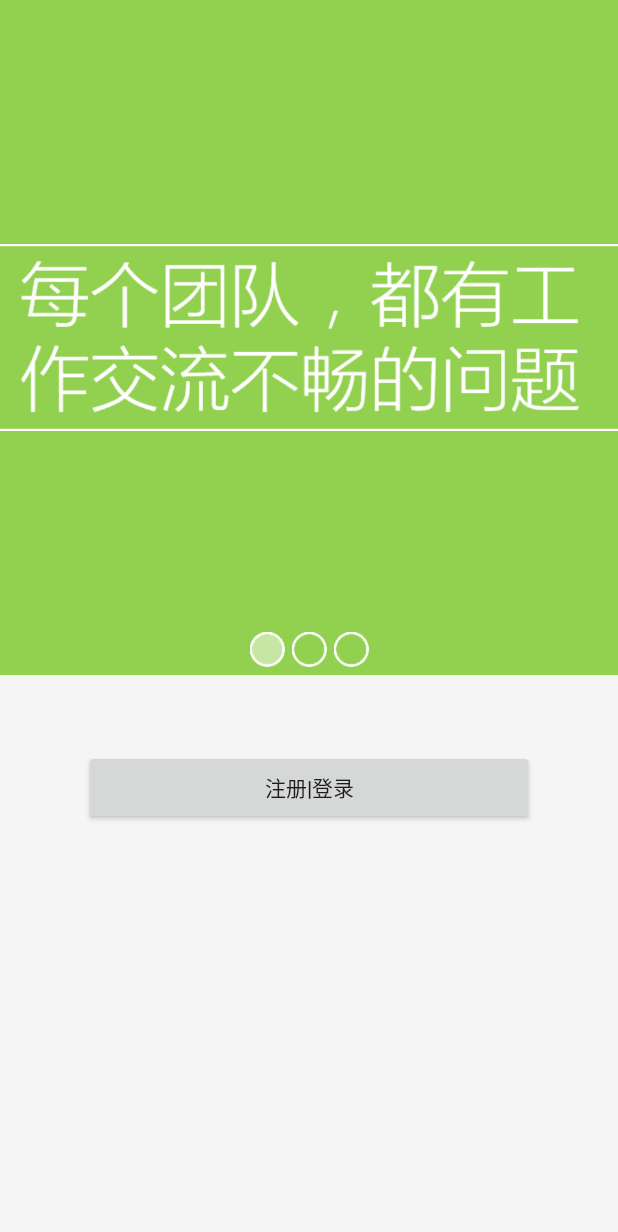
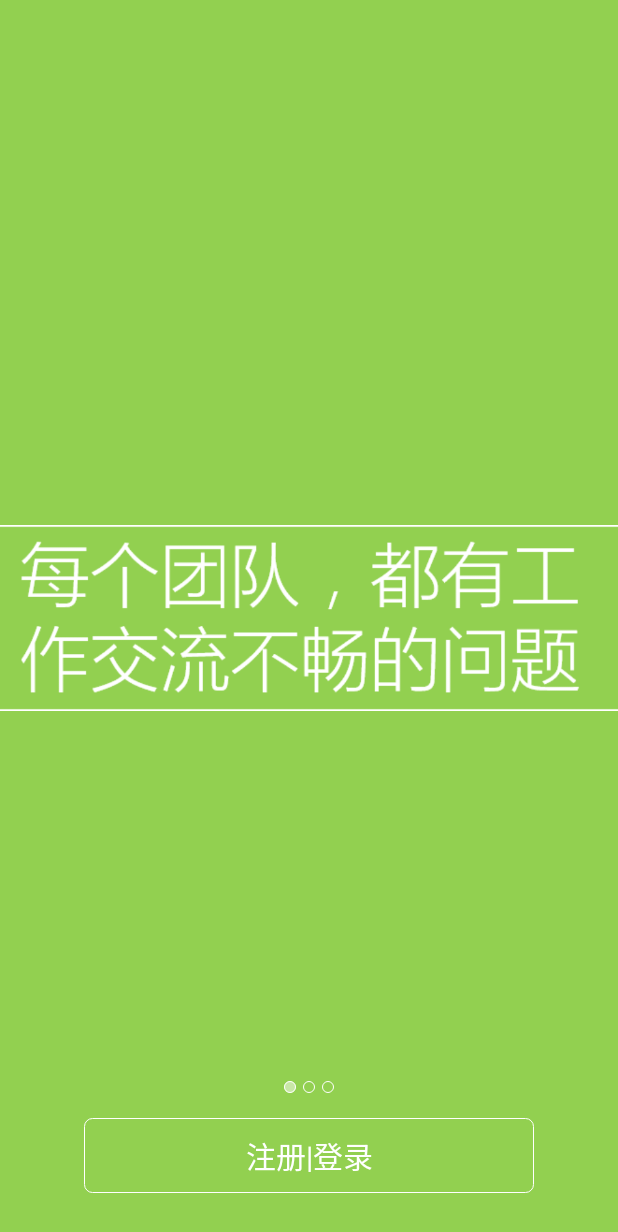
Before and after one commit to Hadesky/CACW-AndroidClient, an Android app: the screen it shows after launch (WelcomeActivity), on a phone screen of 412 x 824 dp. Shown: the top 1232 px of the screen. Run offline under Robolectric (Android 15) with nearby library versions, the phone set to English and light mode, and no system bars; 1 statement that could not run was skipped.

Commit message:
用xml代码实现了按钮样式和indicator的样式

```diff
--- a/app/src/main/java/com/hadesky/app/cacw/IndicatorView.java
+++ b/app/src/main/java/com/hadesky/app/cacw/IndicatorView.java
@@ -82,13 +82,7 @@ public class IndicatorView extends View implements ViewPager.OnPageChangeListene
             throw new RuntimeException("图标大小错误，请统一图标大小");
         mIndicatorSize = Math.max(mIndicatorEmpty.getIntrinsicWidth(), mIndicatorEmpty.getIntrinsicHeight());
 
-        //手动调整大小
-        if (mIndicatorSize > 50) {
-            mIndicatorEmpty = new BitmapDrawable(decodeBitmap.decodeSampledBitmapFromResource(getResources(), R.drawable.indicator_empty, 20, 20));
-            mIndicatorSelected = new BitmapDrawable(decodeBitmap.decodeSampledBitmapFromResource(getResources(), R.drawable.indicator_selected, 20, 20));
-            mIndicatorSize = Math.max(mIndicatorEmpty.getIntrinsicWidth(), mIndicatorEmpty.getIntrinsicHeight());
 
-        }
         mIndicatorEmpty.setBounds(0, 0, mIndicatorSize, mIndicatorSize);
         mIndicatorSelected.setBounds(0, 0, mIndicatorSize, mIndicatorSize);
     }
--- a/app/src/main/java/com/hadesky/app/cacw/MainActivity.java
+++ b/app/src/main/java/com/hadesky/app/cacw/MainActivity.java
@@ -58,7 +58,7 @@ public class MainActivity extends AppCompatActivity {
         SharedPreferences preferences = getSharedPreferences("count",MODE_PRIVATE);
         int count = preferences.getInt("count", 0);
 
-        if (count == 0) {
+        if (true) {
             Intent intent = new Intent();
             intent.setClass(getApplicationContext(), WelcomeActivity.class);
             startActivity(intent);
--- a/app/src/main/java/com/hadesky/app/cacw/WelcomeActivity.java
+++ b/app/src/main/java/com/hadesky/app/cacw/WelcomeActivity.java
@@ -7,6 +7,7 @@ import android.content.Intent;
 import android.graphics.Color;
 import android.graphics.drawable.Drawable;
 import android.os.AsyncTask;
+import android.os.Build;
 import android.support.v4.view.PagerAdapter;
 import android.support.v4.view.ViewPager;
 import android.support.v7.app.AppCompatActivity;
@@ -15,6 +16,7 @@ import android.view.Menu;
 import android.view.MenuItem;
 import android.view.View;
 import android.view.ViewGroup;
+import android.view.WindowManager;
 import android.view.animation.AlphaAnimation;
 import android.view.animation.Animation;
 import android.view.animation.AnimationSet;
@@ -38,6 +40,12 @@ public class WelcomeActivity extends AppCompatActivity {
     protected void onCreate(Bundle savedInstanceState) {
         super.onCreate(savedInstanceState);
         setContentView(R.layout.activity_welcome);
+        if(Build.VERSION.SDK_INT >= Build.VERSION_CODES.KITKAT) {
+            //透明状态栏
+            getWindow().addFlags(WindowManager.LayoutParams.FLAG_TRANSLUCENT_STATUS);
+            //透明导航栏
+            getWindow().addFlags(WindowManager.LayoutParams.FLAG_TRANSLUCENT_NAVIGATION);
+        }
 
         colorList = new ArrayList<Integer>();
         colorList.add(0xFF92D050);
@@ -61,11 +69,11 @@ public class WelcomeActivity extends AppCompatActivity {
 
             @Override
             public void onPageSelected(int position) {
-                ObjectAnimator animator1 = ObjectAnimator.ofFloat(bg, "alpha", 1f, 0.7f);
-                ObjectAnimator animator2 = ObjectAnimator.ofFloat(bg, "alpha", 0.7f, 1f);
+                ObjectAnimator animator1 = ObjectAnimator.ofFloat(bg, "alpha", 1f, 0.6f);
+                ObjectAnimator animator2 = ObjectAnimator.ofFloat(bg, "alpha", 0.6f, 1f);
                 AnimatorSet animatorSet = new AnimatorSet();
                 animatorSet.playTogether(animator1,animator2);
-                animatorSet.setDuration(2000);
+                animatorSet.setDuration(500);
                 animatorSet.start();
                 bg.setBackgroundColor(colorList.get(position));
             }
--- /dev/null
+++ b/app/src/main/res/drawable/indicator_empty.xml
@@ -0,0 +1,10 @@
+<?xml version="1.0" encoding="utf-8"?>
+<shape xmlns:android="http://schemas.android.com/apk/res/android"
+    android:shape="oval">
+    <stroke
+        android:color="@android:color/white"
+        android:width="0.5dp" />
+    <size
+        android:width="8dp"
+        android:height="8dp" />
+</shape>
--- /dev/null
+++ b/app/src/main/res/drawable/indicator_selected.xml
@@ -0,0 +1,8 @@
+<?xml version="1.0" encoding="utf-8"?>
+<shape xmlns:android="http://schemas.android.com/apk/res/android"
+    android:shape="oval">
+    <solid android:color="#7fffffff" />
+    <size
+        android:width="8dp"
+        android:height="8dp" />
+</shape>
--- /dev/null
+++ b/app/src/main/res/drawable/welcome_button.xml
@@ -0,0 +1,12 @@
+<?xml version="1.0" encoding="utf-8"?>
+<shape
+    xmlns:android="http://schemas.android.com/apk/res/android"
+    android:shape="rectangle">
+    <stroke
+        android:width="0.8dp"
+        android:color="@android:color/white" />
+    <corners android:radius="5dp" />
+    <size
+        android:width="30dp"
+        android:height="10dp" />
+</shape>
--- a/app/src/main/res/layout/activity_welcome.xml
+++ b/app/src/main/res/layout/activity_welcome.xml
@@ -1,47 +1,44 @@
-<LinearLayout
+<RelativeLayout
     xmlns:android="http://schemas.android.com/apk/res/android"
     xmlns:tools="http://schemas.android.com/tools"
     xmlns:cacw="http://schemas.android.com/apk/res-auto"
     android:layout_width="match_parent"
     android:layout_height="match_parent"
     android:orientation="vertical"
-    android:fitsSystemWindows="true"
-    android:clipToPadding="true"
     tools:context="com.hadesky.app.cacw.WelcomeActivity">
-
-    <RelativeLayout
-        android:gravity="top"
-        android:layout_width="match_parent"
-        android:layout_height="wrap_content"
-        android:layout_gravity="top">
         <View
             android:id="@+id/welcome_bg"
             android:layout_width="match_parent"
-            android:layout_height="450dp" />
+            android:layout_height="match_parent" />
         <android.support.v4.view.ViewPager
             android:layout_alignParentTop="true"
             android:id="@+id/welcome_viewpager"
             android:layout_width="match_parent"
-            android:layout_height="450dp">
+            android:layout_height="match_parent">
         </android.support.v4.view.ViewPager>
         <com.hadesky.app.cacw.IndicatorView
             android:id="@+id/welcome_indicator"
             android:layout_centerHorizontal="true"
             android:padding="5dp"
             android:layout_alignBottom="@id/welcome_viewpager"
+            android:layout_marginBottom="90dp"
             cacw:indicator_empty="@drawable/indicator_empty"
             cacw:indicator_smooth="true"
             cacw:indicator_selected="@drawable/indicator_selected"
             cacw:indicator_margin="5dp"
             android:layout_width="match_parent"
             android:layout_height="wrap_content" />
-    </RelativeLayout>
         <Button
+            android:textColor="#ffffffff"
+            android:textSize="20sp"
+            android:textAppearance="@style/TextAppearance.AppCompat.Body1"
+            android:background="@drawable/welcome_button"
+            android:layout_alignTop="@id/welcome_indicator"
+            android:layout_centerHorizontal="true"
+            android:layout_marginTop="30dp"
             android:onClick="Test"
-        android:layout_marginTop="50dp"
-        android:layout_gravity="center_horizontal"
             android:text="注册|登录"
             android:id="@+id/welcome_button"
             android:layout_width="300dp"
             android:layout_height="50dp" />
-</LinearLayout>
+</RelativeLayout>
--- /dev/null
+++ b/app/src/main/res/values-v19/styles.xml
@@ -0,0 +1,9 @@
+<?xml version="1.0" encoding="utf-8"?>
+<resources>
+    <style name="Base.Theme.CACW" parent="Theme.AppCompat.Light.NoActionBar">
+        <item name="colorPrimary">#03A9F4</item>
+        <item name="colorPrimaryDark">#0288D1</item>
+        <item name="colorAccent">#ffffff</item>
+        <item name="android:windowBackground">@color/window_background</item>
+    </style>
+</resources>
```
Also changed, not shown: app/src/main/res/drawable/indicator_empty.png (deleted), app/src/main/res/drawable/indicator_selected.png (deleted), app/src/main/res/drawable/welcome3.png. Lines whose indentation alone changed are shown as unchanged.
